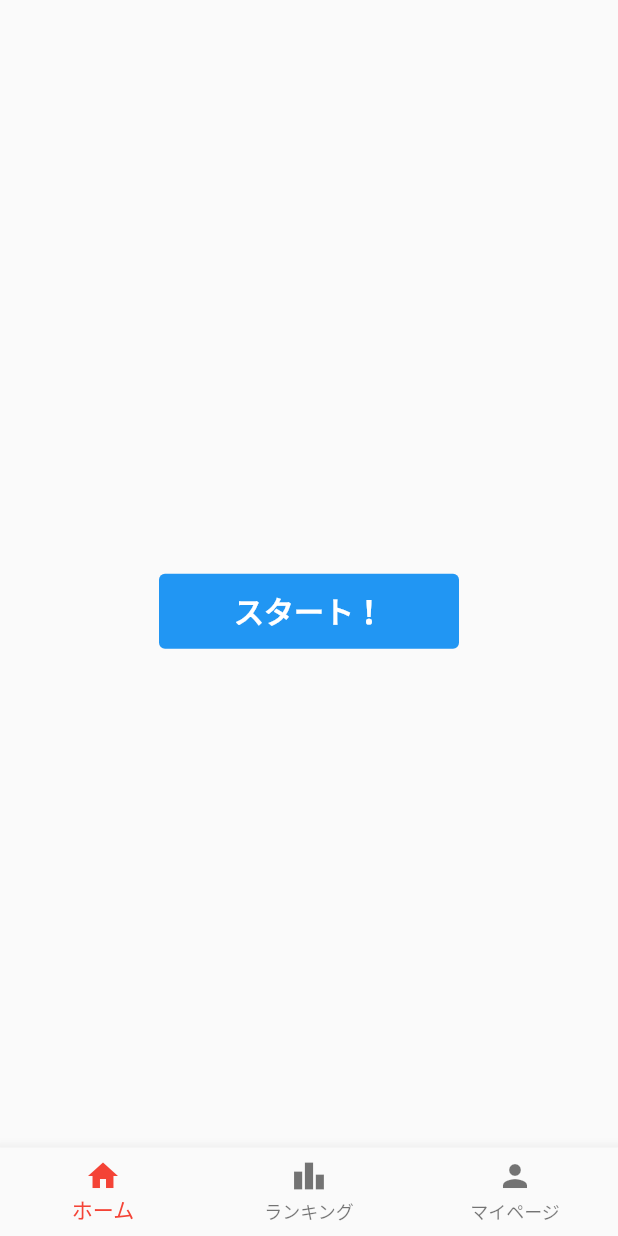
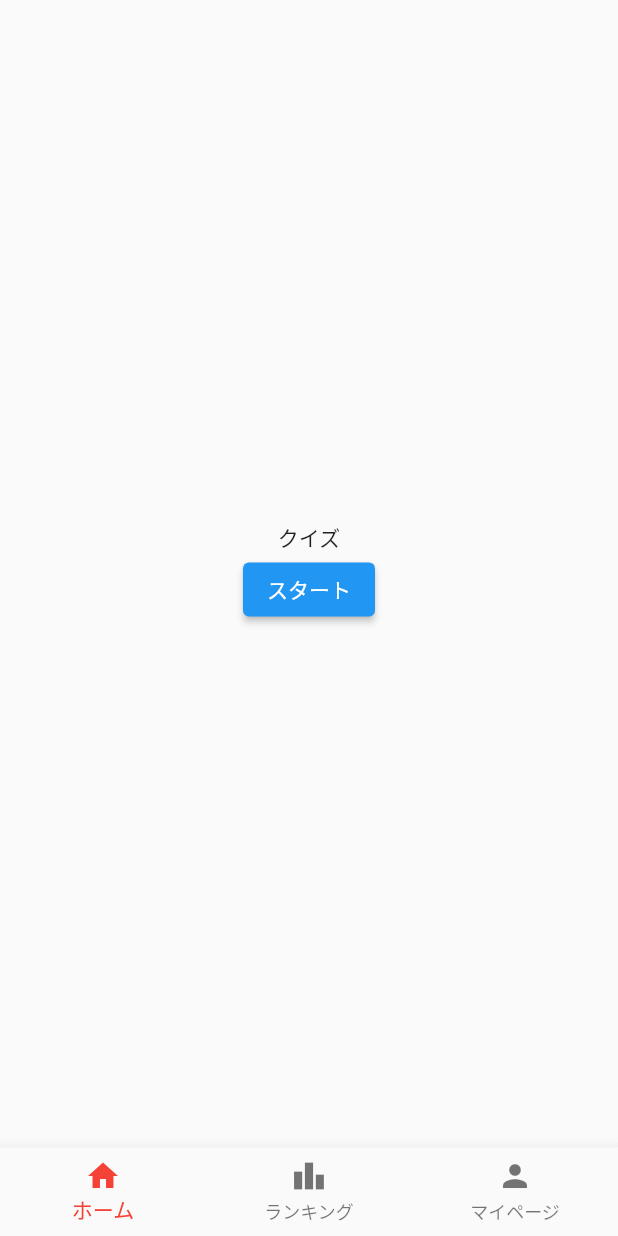
Before and after one commit to liledevi/Quiz, a Flutter app: the screen it shows after launch, on a phone screen of 412 x 824 dp. Run offline on Flutter 3.47's test engine with Material 2 defaults, Android fonts, the phone set to English and light mode, and no system bars.

Commit message:
サンプル

```diff
--- a/lib/main.dart
+++ b/lib/main.dart
@@ -1,6 +1,5 @@
 import 'package:flutter/material.dart';
-import 'package:quiz/view/level_select.dart';
-import 'footer.dart';
+import 'package:quiz/view/quiz_app.dart';
 
 void main() {
   runApp(const MyApp());
@@ -8,89 +7,8 @@ void main() {
 
 class MyApp extends StatelessWidget {
   const MyApp({Key? key}) : super(key: key);
-
   @override
   Widget build(BuildContext context) {
-    return MaterialApp(
-      title: 'クイズアプリ',
-      theme: ThemeData(
-        primarySwatch: Colors.red,
-      ),
-      home: Scaffold(
-        body: const App(),
-        bottomNavigationBar: Footer(),
-      ),
-      // home: const App(),
-    );
+    return MaterialApp(home: QuizApp());
   }
 }
-
-class App extends StatefulWidget {
-  const App({Key? key}) : super(key: key);
-
-  @override
-  State<App> createState() => _AppState();
-}
-
-class _AppState extends State<App> {
-  @override
-  Widget build(BuildContext context) {
-    return Scaffold(
-      body: Center(
-        child: Column(
-          mainAxisAlignment: MainAxisAlignment.center,
-          children: <Widget>[
-            const SizedBox(height: 50),
-            //イベントボタン
-            // ElevatedButton(
-            //   onPressed: () {
-            //     Navigator.push(
-            //       context,
-            //       MaterialPageRoute(
-            //         builder: (context) => LevelSelect(),
-            //       ),
-            //     );
-            //   },
-            //   child: Text('スタート！'),
-            //   style: ElevatedButton.styleFrom(
-            //     primary: Colors.blue,
-            //     textStyle: TextStyle(
-            //       fontSize: 40,
-            //     ),
-            //     //枠線!
-            //     side: BorderSide(
-            //       color: Colors.black,
-            //       width: 3,
-            //     ),
-            //   ),
-            // ),
-
-            //テキストボタン
-            TextButton(
-              child: const Text(
-                'スタート！',
-                style: TextStyle(
-                  color: Colors.white,
-                  fontSize: 20,
-                  fontWeight: FontWeight.w900,
-                ),
-              ),
-              style: TextButton.styleFrom(
-                fixedSize: Size(200, 50),
-                backgroundColor: Colors.blue,
-              ),
-              onPressed: () {
-                Navigator.push(
-                  context,
-                  MaterialPageRoute(
-                    builder: (context) => LevelSelect(),
-                  ),
-                );
-              },
-            ),
-          ],
-        ),
-      ),
-    );
-  }
-}
--- a/lib/quiz_app.dart
+++ /dev/null
@@ -1 +0,0 @@
-import 'package:flutter/material.dart';
--- /dev/null
+++ b/lib/view/quiz_app.dart
@@ -0,0 +1,45 @@
+//view/quiz_app.dart
+
+import 'package:flutter/material.dart';
+import 'package:quiz/service/load_csv.dart';
+import 'package:quiz/service/suffle.dart';
+import 'package:quiz/view/quiz_page.dart';
+import 'package:quiz/footer.dart';
+
+class QuizApp extends StatelessWidget {
+  QuizApp({Key? key}) : super(key: key);
+  late List<Map> quizList;
+
+  Future<void> goToQuizApp(BuildContext context) async {
+    quizList = shuffle(await getCsvData('assets/quiz1.csv'));
+    for (Map row in quizList) {
+      debugPrint(row["question"]);
+    }
+
+    Navigator.push(
+        context, MaterialPageRoute(builder: (context) => QuizPage(quizList)));
+  }
+
+  @override
+  Widget build(BuildContext context) {
+    return Scaffold(
+      body: Center(
+        child: Column(
+          //Columnの中に入れたものは縦に並べられる．Rowだと横に並べられる
+          mainAxisAlignment: MainAxisAlignment.center, //Coloumの中身を真ん中に配置
+          children: <Widget>[
+            const Text(
+              'クイズ',
+            ),
+            ElevatedButton(
+                onPressed: () {
+                  goToQuizApp(context); //クイズアプリへ遷移するQuizApp関数がよばれる
+                },
+                child: const Text('スタート')),
+          ],
+        ),
+      ),
+      bottomNavigationBar: Footer(),
+    );
+  }
+}
```
Also changed, not shown: lib/level_select.dart (renamed from lib/view/select_quiz.dart, +12 -12 lines), lib/model/quiz.dart (added, +28 -0 lines), lib/old.dart (added, +99 -0 lines), lib/select_quiz.dart (renamed from lib/view/level_select.dart, +32 -17 lines), lib/service/load_csv.dart (added, +24 -0 lines), lib/service/suffle.dart (added, +13 -0 lines), lib/view/quiz_page.dart (+61 -99 lines), lib/view/result_page.dart (added, +56 -0 lines), assets/quiz1.csv (renamed from assets/quiz_1.csv).
